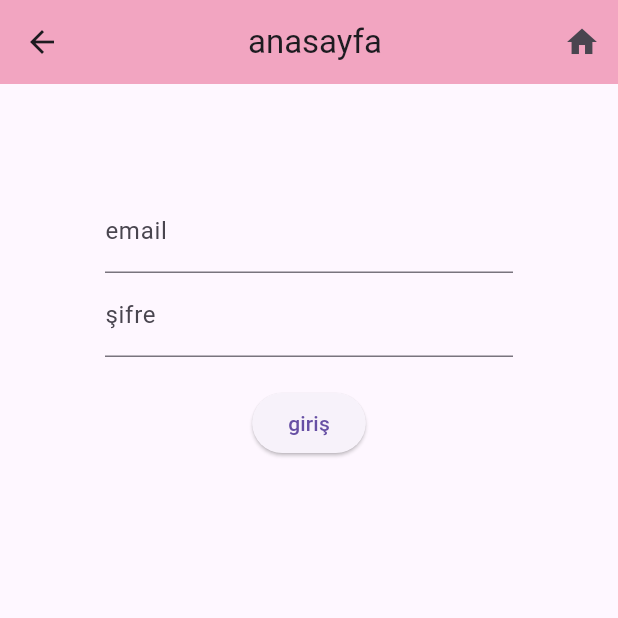
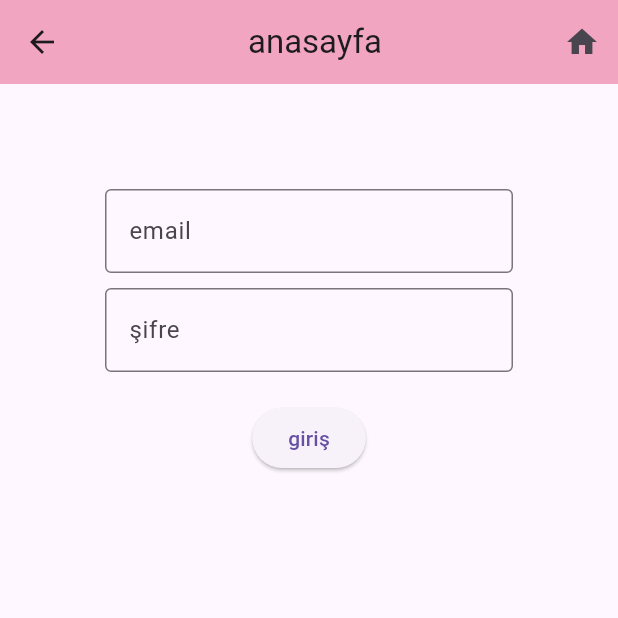
Before and after one commit to ebrarakcasevenn/userlogin_useradd, a Flutter app: the user_login screen opened directly, on a phone screen of 412 x 824 dp, the top half of it. Run offline on Flutter 3.47's test engine with Material 3 defaults, Android fonts, the phone set to English and light mode, and no system bars; our stand-ins replace firebase_auth, firebase_core, firebase_database; accounts and stored records are empty.

Commit message:
userlogin_useradd
ekrana üye ol ve giriş yap butonu vardır kullanıcı mail adresini girerek ve şifre oluşturarak üye olabilir. ardından giriş yap sayfasından bilgilerini doğru bir şekilde girerek 'giriş başarılı' sayfasına yönlendirlir.

```diff
--- a/lib/user_login.dart
+++ b/lib/user_login.dart
@@ -12,14 +12,12 @@ class user_login extends StatefulWidget {
 }
 
 class _user_loginState extends State<user_login> {
-
   final TextEditingController _emailController = TextEditingController();
   final TextEditingController _passwordController = TextEditingController();
   final FirebaseAuth _auth = FirebaseAuth.instance;
-  String _errorMessage="";
+  String _errorMessage = "";
 
   Future<void> _login() async {
-
     setState(() {
       _errorMessage = '';
     });
@@ -31,59 +29,65 @@ class _user_loginState extends State<user_login> {
       print("User signed in: ${userCredential.user?.email}");
       Navigator.pushReplacement(
         context,
-        MaterialPageRoute(builder: (context)=> page()),);
+        MaterialPageRoute(builder: (context) => page()),
+      );
     } on FirebaseAuthException catch (e) {
       if (e.code == 'Kullanıcı bulunamadı') {
-        _errorMessage='Bu e-posta için kullanıcı bulunamadı.';
+        _errorMessage = 'Bu e-posta için kullanıcı bulunamadı.';
       } else if (e.code == 'yanlış şifre') {
-        _errorMessage='Yanlış şifre sağlandı.';
+        _errorMessage = 'Yanlış şifre sağlandı.';
       } else {
-        _errorMessage='Error: ${e.message}';
+        _errorMessage = 'Error: ${e.message}';
       }
     } catch (e) {
-      _errorMessage='Error: $e';
+      _errorMessage = 'Error: $e';
     }
   }
 
   @override
   Widget build(BuildContext context) {
-    return  Scaffold(
+    return Scaffold(
       appBar: CustomAppBar(
         title: "anasayfa",
         actions: [
           IconButton(
-            icon:Icon(Icons.home),
-            onPressed: (){
-              Navigator.push(
-                context,
-                MaterialPageRoute(builder: (context)=>MyHomePage()));
-            }, )
-        ],),
+            icon: const Icon(Icons.home),
+            onPressed: () {
+              Navigator.push(context,
+                  MaterialPageRoute(builder: (context) => const MyHomePage()));
+            },
+          )
+        ],
+      ),
       body: Padding(
-       padding: const EdgeInsets.all(70),
+        padding: const EdgeInsets.all(70),
         child: Column(
           children: [
             TextField(
               controller: _emailController,
-              decoration: InputDecoration(labelText: "email"),
+              decoration: const InputDecoration(
+                  border: OutlineInputBorder(), labelText: "email"),
             ),
+            const SizedBox(height: 10),
             TextField(
               controller: _passwordController,
-              decoration: InputDecoration(labelText: "şifre"),
+              decoration: const InputDecoration(
+                  border: OutlineInputBorder(), labelText: "şifre"),
+              obscureText: true,
             ),
-            SizedBox(height: 20),
-            ElevatedButton(onPressed: _login, child: Text("giriş")),
+            const SizedBox(height: 20),
+            ElevatedButton(onPressed: _login, child: const Text("giriş")),
             if (_errorMessage.isNotEmpty)
-            Padding(
-              padding: const EdgeInsets.only(top:20.0),
-              child: Text(
-                _errorMessage,
-                style: TextStyle(color: Colors.red),
-              ), )
+              Padding(
+                padding: const EdgeInsets.only(top: 20.0),
+                child: Text(
+                  _errorMessage,
+                  style: const TextStyle(color: Colors.red),
+                ),
+              )
           ],
         ),
-        ),
-
+      ),
     );
   }
 }
```
